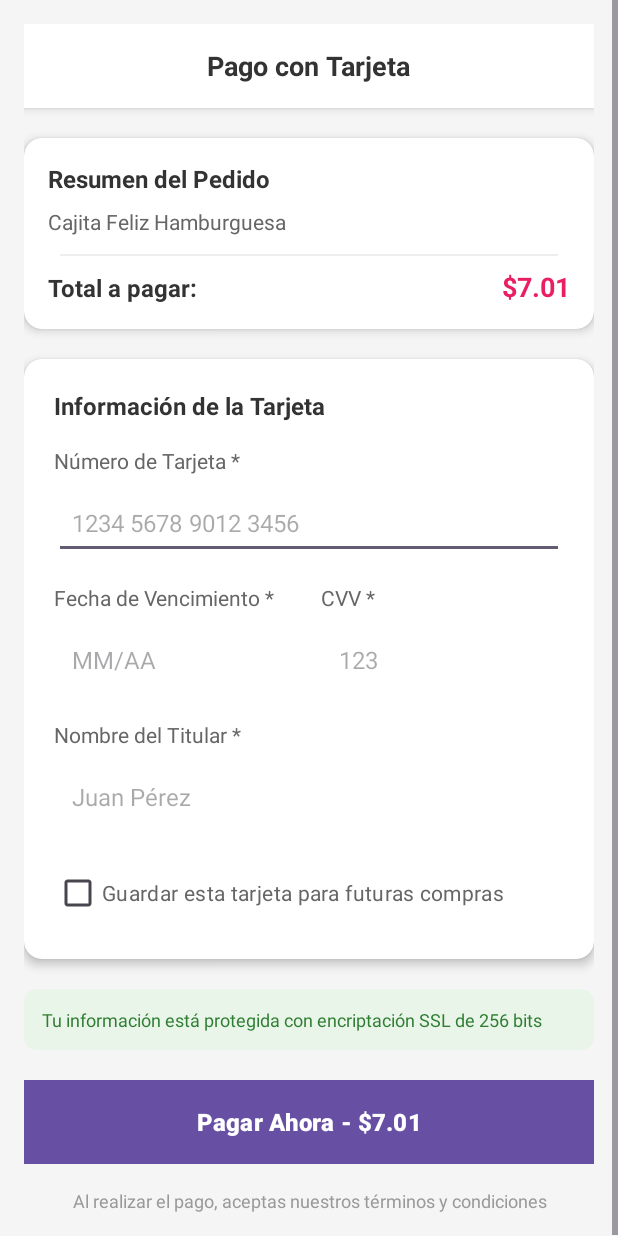
After one commit to LuzAndrade7/Grupo7Deligo, an Android app: the CreditCardPaymentActivity screen opened directly, with no data from a screen before it, on a phone screen of 412 x 824 dp. The commit adds this screen. Run offline under Robolectric (Android 15) with nearby library versions, the phone set to English and light mode, and no system bars; 1 statement that could not run was skipped.

Commit message:
credit_card_payment

```diff
--- a/app/src/main/java/com/example/grupo7deligo/SplashActivity.kt
+++ b/app/src/main/java/com/example/grupo7deligo/SplashActivity.kt
@@ -11,11 +11,11 @@ class SplashActivity : AppCompatActivity() {
         super.onCreate(savedInstanceState)
         setContentView(R.layout.activity_splash)
 
-        // Redirige automáticamente a la pantalla Home después de 3 segundos
+        // Redirige a PhoneNumberActivity después de 3 segundos
         Handler(Looper.getMainLooper()).postDelayed({
-            val intent = Intent(this, Home::class.java)
+            val intent = Intent(this, PhoneNumberActivity::class.java)
             startActivity(intent)
             finish()
-        }, 3000) // 3 segundos de espera para que se vea la pantalla de splash
+        }, 3000) // 3 segundos
     }
 }
--- /dev/null
+++ b/app/src/main/res/drawable/bg_edittext_background.xml
@@ -0,0 +1,4 @@
+<?xml version="1.0" encoding="utf-8"?>
+<selector xmlns:android="http://schemas.android.com/apk/res/android">
+
+</selector>
--- /dev/null
+++ b/app/src/main/res/layout/activity_credit_card_payment.xml
@@ -0,0 +1,293 @@
+<?xml version="1.0" encoding="utf-8"?>
+<ScrollView xmlns:android="http://schemas.android.com/apk/res/android"
+    xmlns:app="http://schemas.android.com/apk/res-auto"
+    xmlns:tools="http://schemas.android.com/tools"
+    android:layout_width="match_parent"
+    android:layout_height="match_parent"
+    android:background="#F5F5F5"
+    android:fillViewport="true">
+
+    <LinearLayout
+        android:layout_width="match_parent"
+        android:layout_height="wrap_content"
+        android:orientation="vertical"
+        android:padding="16dp">
+
+        <!-- Header -->
+        <RelativeLayout
+            android:layout_width="match_parent"
+            android:layout_height="56dp"
+            android:background="@android:color/white"
+            android:elevation="4dp"
+            android:layout_marginBottom="20dp">
+
+            <TextView
+                android:layout_width="wrap_content"
+                android:layout_height="wrap_content"
+                android:layout_centerInParent="true"
+                android:text="Pago con Tarjeta"
+                android:textColor="#333333"
+                android:textSize="18sp"
+                android:textStyle="bold" />
+
+        </RelativeLayout>
+
+        <!-- Resumen del pedido -->
+        <androidx.cardview.widget.CardView
+            android:layout_width="match_parent"
+            android:layout_height="wrap_content"
+            android:layout_marginBottom="20dp"
+            app:cardCornerRadius="12dp"
+            app:cardElevation="4dp">
+
+            <LinearLayout
+                android:layout_width="match_parent"
+                android:layout_height="wrap_content"
+                android:orientation="vertical"
+                android:padding="16dp">
+
+                <TextView
+                    android:layout_width="wrap_content"
+                    android:layout_height="wrap_content"
+                    android:text="Resumen del Pedido"
+                    android:textColor="#333333"
+                    android:textSize="16sp"
+                    android:textStyle="bold"
+                    android:layout_marginBottom="8dp" />
+
+                <TextView
+                    android:layout_width="wrap_content"
+                    android:layout_height="wrap_content"
+                    android:text="Cajita Feliz Hamburguesa"
+                    android:textColor="#666666"
+                    android:textSize="14sp"
+                    android:layout_marginBottom="4dp" />
+
+                <View
+                    android:layout_width="match_parent"
+                    android:layout_height="1dp"
+                    android:background="#EEEEEE"
+                    android:layout_margin="8dp" />
+
+                <LinearLayout
+                    android:layout_width="match_parent"
+                    android:layout_height="wrap_content"
+                    android:orientation="horizontal">
+
+                    <TextView
+                        android:layout_width="0dp"
+                        android:layout_height="wrap_content"
+                        android:layout_weight="1"
+                        android:text="Total a pagar:"
+                        android:textColor="#333333"
+                        android:textSize="16sp"
+                        android:textStyle="bold" />
+
+                    <TextView
+                        android:id="@+id/tv_total_amount"
+                        android:layout_width="wrap_content"
+                        android:layout_height="wrap_content"
+                        android:text="$7.01"
+                        android:textColor="#E91E63"
+                        android:textSize="18sp"
+                        android:textStyle="bold" />
+
+                </LinearLayout>
+
+            </LinearLayout>
+
+        </androidx.cardview.widget.CardView>
+
+        <!-- Formulario de tarjeta -->
+        <androidx.cardview.widget.CardView
+            android:layout_width="match_parent"
+            android:layout_height="wrap_content"
+            android:layout_marginBottom="20dp"
+            app:cardCornerRadius="12dp"
+            app:cardElevation="4dp">
+
+            <LinearLayout
+                android:layout_width="match_parent"
+                android:layout_height="wrap_content"
+                android:orientation="vertical"
+                android:padding="20dp">
+
+                <TextView
+                    android:layout_width="wrap_content"
+                    android:layout_height="wrap_content"
+                    android:text="Información de la Tarjeta"
+                    android:textColor="#333333"
+                    android:textSize="16sp"
+                    android:textStyle="bold"
+                    android:layout_marginBottom="16dp" />
+
+                <!-- Número de Tarjeta -->
+                <TextView
+                    android:layout_width="wrap_content"
+                    android:layout_height="wrap_content"
+                    android:text="Número de Tarjeta *"
+                    android:textColor="#666666"
+                    android:textSize="14sp"
+                    android:layout_marginBottom="8dp" />
+
+                <EditText
+                    android:id="@+id/et_card_number"
+                    android:layout_width="match_parent"
+                    android:layout_height="48dp"
+                    android:textColor="@android:color/white"
+                    android:hint="1234 5678 9012 3456"
+                    android:inputType="number"
+                    android:maxLength="19"
+                    android:padding="12dp"
+                    android:textSize="16sp"
+                    android:layout_marginBottom="16dp" />
+
+                <!-- Fecha y CVV en fila -->
+                <LinearLayout
+                    android:layout_width="match_parent"
+                    android:layout_height="wrap_content"
+                    android:orientation="horizontal"
+                    android:layout_marginBottom="16dp">
+
+                    <LinearLayout
+                        android:layout_width="0dp"
+                        android:layout_height="wrap_content"
+                        android:layout_weight="1"
+                        android:orientation="vertical"
+                        android:layout_marginEnd="8dp">
+
+                        <TextView
+                            android:layout_width="wrap_content"
+                            android:layout_height="wrap_content"
+                            android:text="Fecha de Vencimiento *"
+                            android:textColor="#666666"
+                            android:textSize="14sp"
+                            android:layout_marginBottom="8dp" />
+
+                        <EditText
+                            android:id="@+id/et_expiry_date"
+                            android:layout_width="match_parent"
+                            android:layout_height="48dp"
+                            android:background="@drawable/bg_edittext_background"
+                            android:hint="MM/AA"
+                            android:inputType="number"
+                            android:maxLength="5"
+                            android:padding="12dp"
+                            android:textSize="16sp" />
+
+                    </LinearLayout>
+
+                    <LinearLayout
+                        android:layout_width="0dp"
+                        android:layout_height="wrap_content"
+                        android:layout_weight="1"
+                        android:orientation="vertical"
+                        android:layout_marginStart="8dp">
+
+                        <TextView
+                            android:layout_width="wrap_content"
+                            android:layout_height="wrap_content"
+                            android:text="CVV *"
+                            android:textColor="#666666"
+                            android:textSize="14sp"
+                            android:layout_marginBottom="8dp" />
+
+                        <EditText
+                            android:id="@+id/et_cvv"
+                            android:layout_width="match_parent"
+                            android:layout_height="48dp"
+                            android:background="@drawable/bg_edittext_background"
+                            android:hint="123"
+                            android:inputType="numberPassword"
+                            android:maxLength="3"
+                            android:padding="12dp"
+                            android:textSize="16sp" />
+
+                    </LinearLayout>
+
+                </LinearLayout>
+
+                <!-- Nombre del Titular -->
+                <TextView
+                    android:layout_width="wrap_content"
+                    android:layout_height="wrap_content"
+                    android:text="Nombre del Titular *"
+                    android:textColor="#666666"
+                    android:textSize="14sp"
+                    android:layout_marginBottom="8dp" />
+
+                <EditText
+                    android:id="@+id/et_cardholder_name"
+                    android:layout_width="match_parent"
+                    android:layout_height="48dp"
+                    android:background="@drawable/bg_edittext_background"
+                    android:hint="Juan Pérez"
+                    android:inputType="textCapWords"
+                    android:padding="12dp"
+                    android:textSize="16sp"
+                    android:layout_marginBottom="16dp" />
+
+                <!-- Checkbox para guardar tarjeta -->
+                <CheckBox
+                    android:id="@+id/cb_save_card"
+                    android:layout_width="wrap_content"
+                    android:layout_height="wrap_content"
+                    android:text="Guardar esta tarjeta para futuras compras"
+                    android:textColor="#666666"
+                    android:textSize="14sp" />
+
+            </LinearLayout>
+
+        </androidx.cardview.widget.CardView>
+
+        <!-- Información de seguridad -->
+        <androidx.cardview.widget.CardView
+            android:layout_width="match_parent"
+            android:layout_height="wrap_content"
+            android:layout_marginBottom="20dp"
+            app:cardBackgroundColor="#E8F5E8"
+            app:cardCornerRadius="8dp"
+            app:cardElevation="0dp">
+
+            <LinearLayout
+                android:layout_width="match_parent"
+                android:layout_height="wrap_content"
+                android:orientation="horizontal"
+                android:padding="12dp">
+
+
+                <TextView
+                    android:layout_width="0dp"
+                    android:layout_height="wrap_content"
+                    android:layout_weight="1"
+                    android:text="Tu información está protegida con encriptación SSL de 256 bits"
+                    android:textColor="#2E7D32"
+                    android:textSize="12sp" />
+
+            </LinearLayout>
+
+        </androidx.cardview.widget.CardView>
+
+        <!-- Botón de pago -->
+        <Button
+            android:id="@+id/btn_pay_now"
+            android:layout_width="match_parent"
+            android:layout_height="56dp"
+            android:background="@android:color/black"
+            android:text="Pagar Ahora - $7.01"
+            android:textColor="@android:color/white"
+            android:textSize="16sp"
+            android:textStyle="bold"
+            android:layout_marginBottom="16dp" />
+
+        <TextView
+            android:layout_width="match_parent"
+            android:layout_height="wrap_content"
+            android:text="Al realizar el pago, aceptas nuestros términos y condiciones"
+            android:textAlignment="center"
+            android:textColor="#999999"
+            android:textSize="12sp" />
+
+    </LinearLayout>
+
+</ScrollView>
```
Also changed, not shown: app/src/main/AndroidManifest.xml (+6 -2 lines), app/src/main/java/com/example/grupo7deligo/Bill.kt (+60 -23 lines), app/src/main/java/com/example/grupo7deligo/CreditCardPaymentActivity.kt (added, +285 -0 lines), app/src/main/res/layout/activity_bill.xml (+0 -47 lines).
